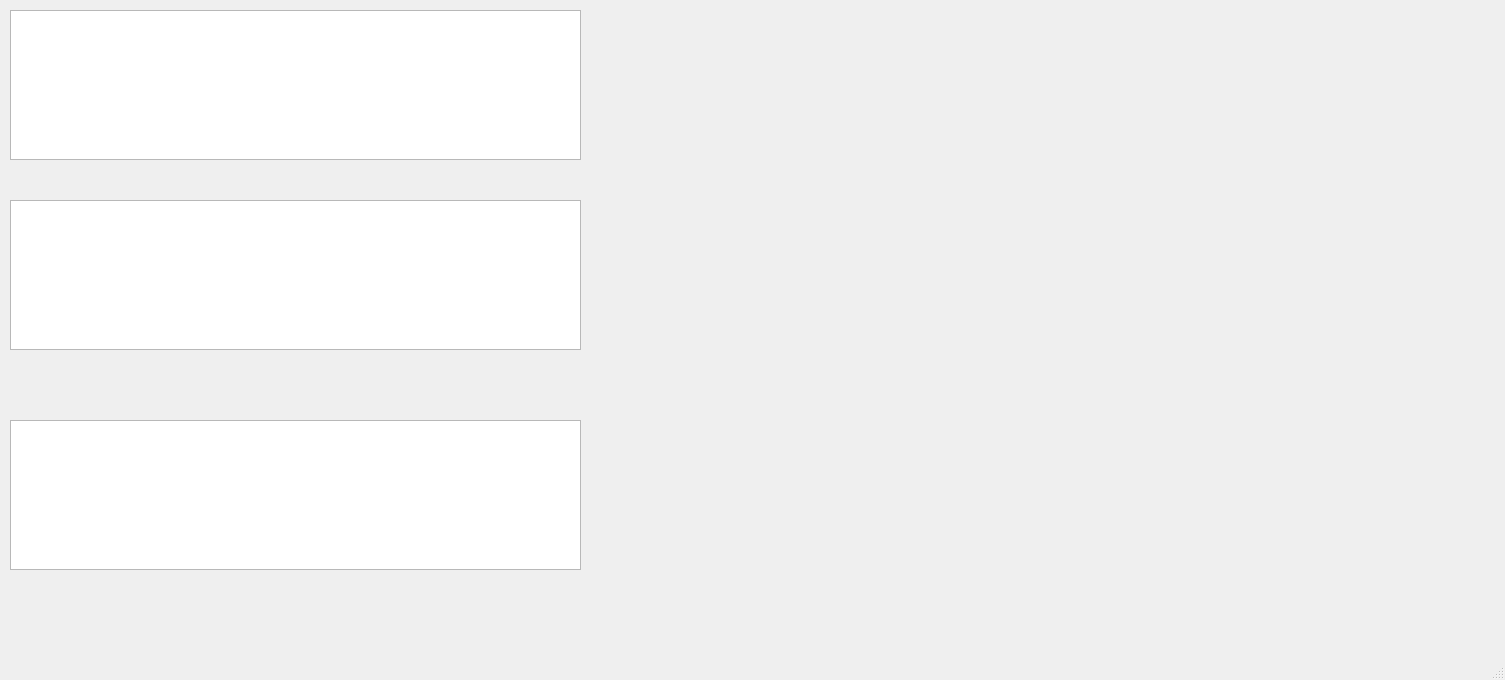
Above: main (1).ui from fatmaosama429/dsp_task2 before the change. Below: the same form after it.
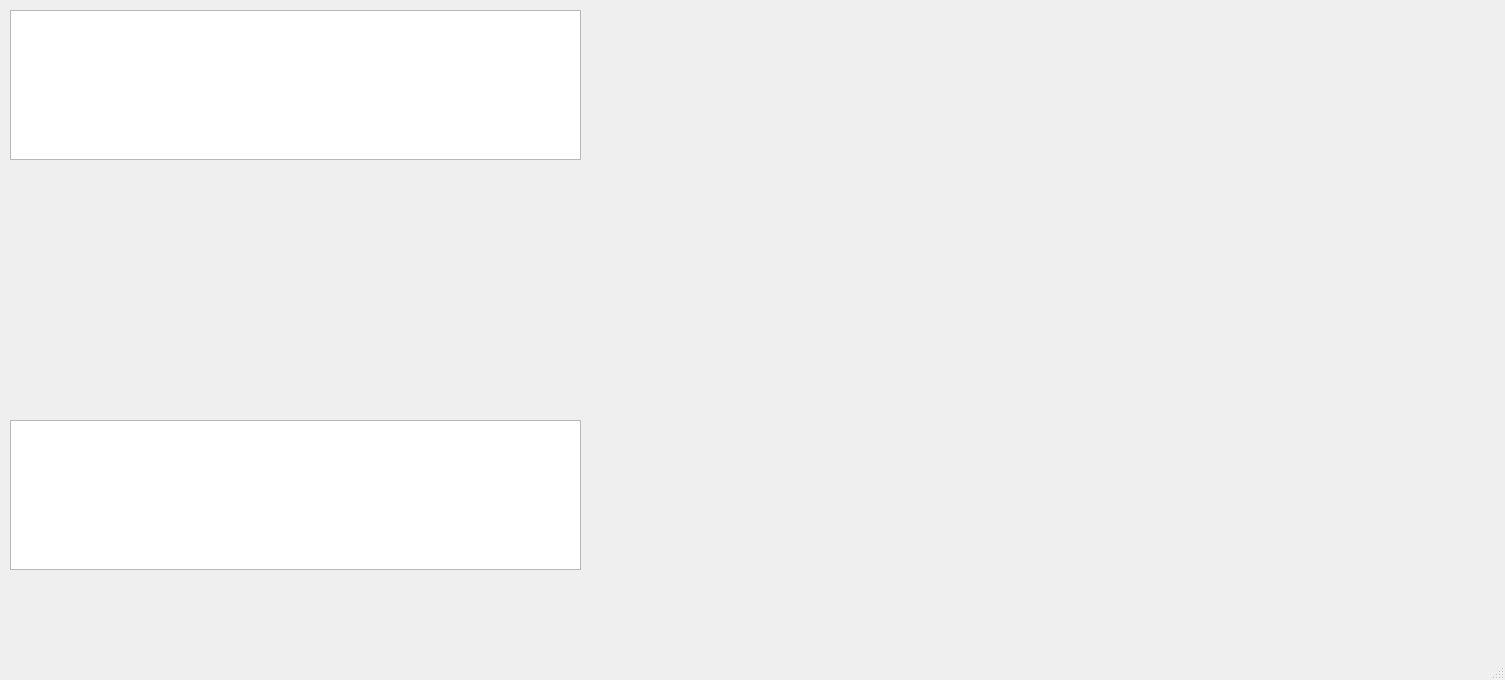
That is the form after the change.

The edit to the form file:
```diff
--- a/main (1).ui
+++ b/main (1).ui
@@ -52,16 +52,6 @@
      </rect>
     </property>
    </widget>
-   <widget class="QGraphicsView" name="graphicsView_2">
-    <property name="geometry">
-     <rect>
-      <x>10</x>
-      <y>200</y>
-      <width>571</width>
-      <height>150</height>
-     </rect>
-    </property>
-   </widget>
   </widget>
   <widget class="QMenuBar" name="menubar">
    <property name="geometry">
```
Left out of the diff: 2 changed lines with no effect on the pictures.
